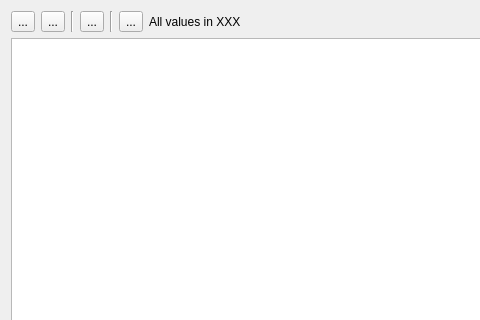
The window that src/views/ui_files/reports/category_report.ui (JakubFranek/Kapytal) describes before a commit, drawn with Qt 5; both pictures show x 0 to 480 and y 0 to 320 of the 800 by 600 pixel window.
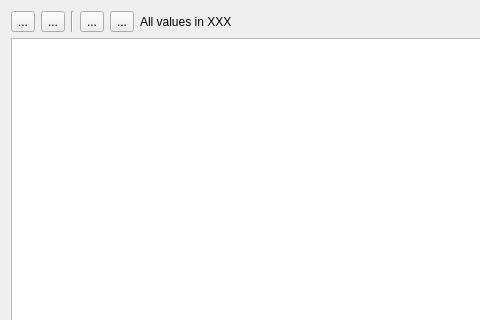
The same window after the commit.

Commit message:
Implement Transaction table in Attribute Reports
Move TransactionBalance class to src/models/statistics/common_classes.
Add __add__ and add_transaction_balance methods to TransactionBalance.
Refactor calculate_periodic_totals_and_averages in category_stats.
Add transactions attribute to AttributeStats.
Add Recalculate Report tool button to AttributeReport.
Refactor PeriodicAttributeStatsTableModel to support showing
related Transactions.

What changed in the file:
```diff
--- a/src/views/ui_files/reports/category_report.ui
+++ b/src/views/ui_files/reports/category_report.ui
@@ -63,13 +63,6 @@
            </property>
           </widget>
          </item>
-         <item>
-          <widget class="Line" name="line_2">
-           <property name="orientation">
-            <enum>Qt::Vertical</enum>
-           </property>
-          </widget>
-         </item>
          <item>
           <widget class="QToolButton" name="recalculateToolButton">
            <property name="text">
```
The commit also changes 11 other files.
